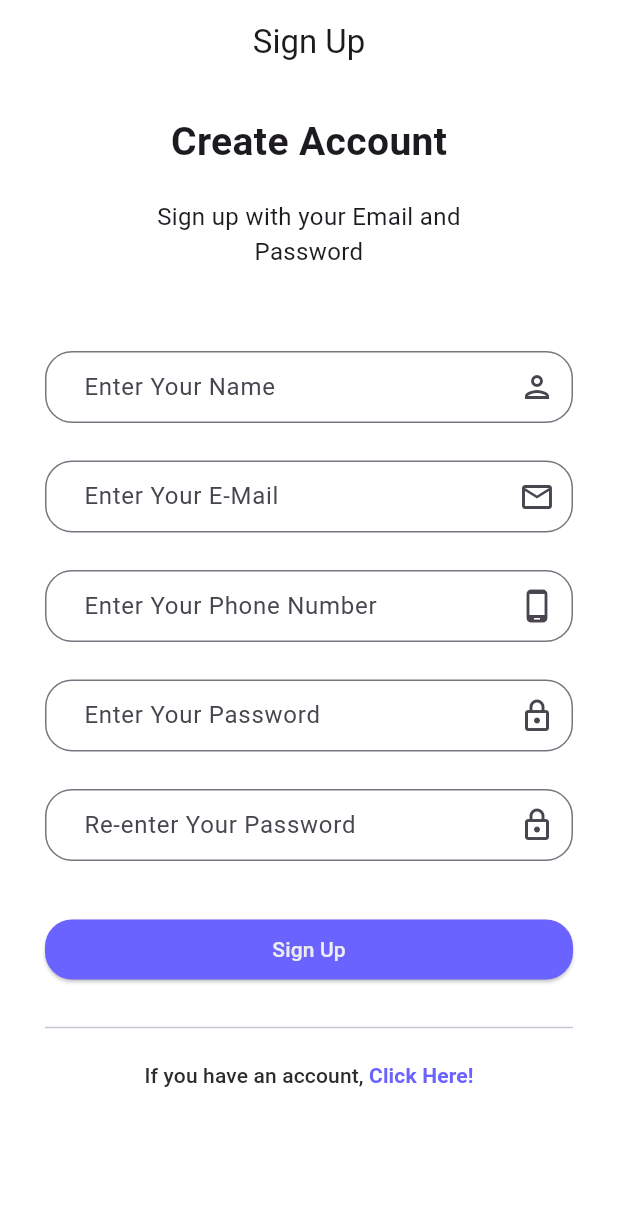
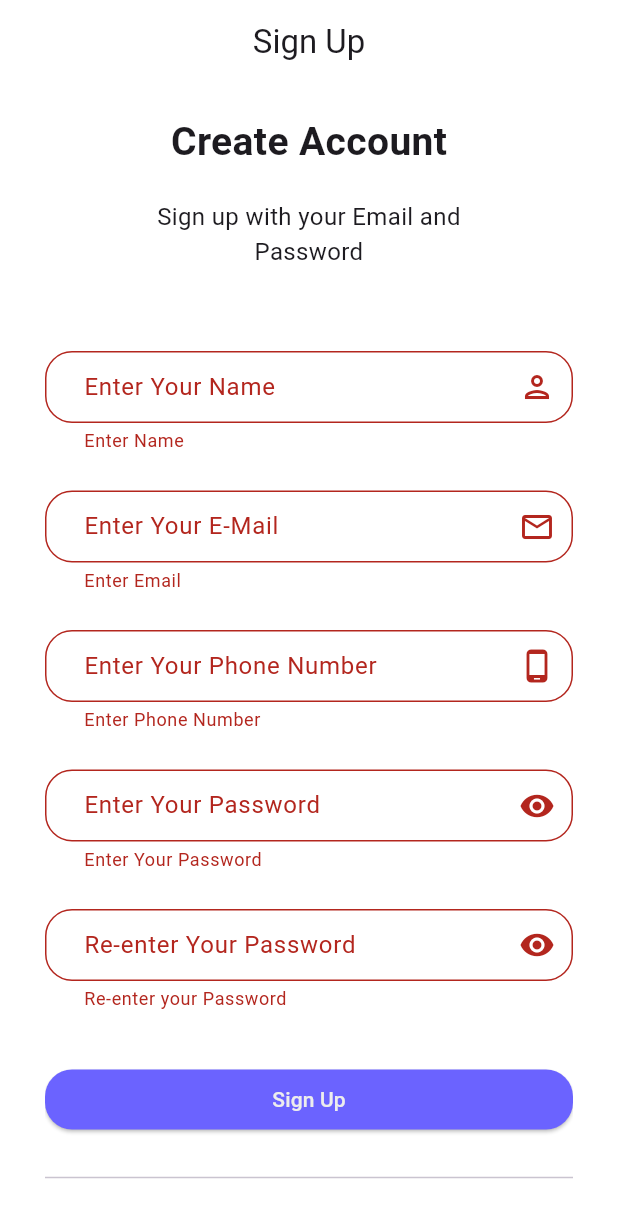
Before and after one commit to ahmedboga94/ecommerceapiapp, a Flutter app: the SignUpView screen opened by its route, after a tap on "Sign Up", on a phone screen of 412 x 824 dp. Shown: the top 1218 px of the screen. Run offline on Flutter 3.47's test engine with Material 3 defaults, Android fonts, the phone set to English and light mode, and no system bars; our stand-ins replace dartz, dio, flutter_otp_text_field, flutter_svg, get_it, go_router and 1 more; accounts and stored records are empty; generated files the repository leaves out were written again.

Commit message:
auth to be continue design

```diff
--- a/lib/core/constants/app_strings.dart
+++ b/lib/core/constants/app_strings.dart
@@ -7,4 +7,8 @@ class AppStrings {
   static const String setLanguage = "language";
   static const String setEnglish = "en";
   static const String setArabic = "ar";
+
+  static String mailValidate =
+      r"^[a-zA-Z0-9.a-zA-Z0-9.!#$%&'*+-/=?^_`{|}~]+@[a-zA-Z0-9]+\.[a-zA-Z]+";
+  static String passwordValidate = r"^(?=.*?[a-z])(?=.*?[0-9]).{8,}$";
 }
--- a/lib/core/lang/app_en.arb
+++ b/lib/core/lang/app_en.arb
@@ -1,4 +1,9 @@
 {
-  "notesId" : "Notes"
+  "chooseFavLangId" : "Choose Your Favourite Language",
+  "chooseFavThemeId":"Choose Your Favourite Theme",
+  "letsGoId":"Let's Go",
+  "englishId":"English",
+  "arabicId":"Arabic",
+  "systemId":"System"
 
 }
--- /dev/null
+++ b/lib/features/presentation/provider/auth/sign_up_provider.dart
@@ -0,0 +1,118 @@
+import 'package:flutter/material.dart';
+
+import '../../../../core/constants/app_strings.dart';
+
+class SignUpProvider extends ChangeNotifier {
+  final GlobalKey<FormState> _formKey = GlobalKey();
+  final RegExp _regexMail = RegExp(AppStrings.mailValidate);
+  final RegExp _regexPassword = RegExp(AppStrings.passwordValidate);
+  bool _isloading = false;
+  String userName = "";
+  String email = "";
+  String phoneNumber = "";
+  String password = "";
+  String confirmPassword = "";
+  bool _isPassVisible = true;
+  bool _isConfirmPassVisible = true;
+
+  GlobalKey<FormState> get formKey => _formKey;
+  bool get isLoading => _isloading;
+  bool get isPassVisible => _isPassVisible;
+  bool get isConfirmPassVisible => _isConfirmPassVisible;
+
+  void setLoading(bool val) {
+    _isloading = val;
+    notifyListeners();
+  }
+
+  signUpWithEmailandPassword() async {
+    if (_formKey.currentState!.validate()) {
+      setLoading(true);
+      await Future.delayed(const Duration(seconds: 3));
+      print("Done");
+
+      setLoading(false);
+      // notifyListeners();
+    }
+  }
+
+  String? nameValidator(
+    String value, {
+    required String hintUserName,
+    required String nameLength6Hint,
+  }) {
+    if (value.isEmpty) {
+      return hintUserName;
+    }
+    if (value.length < 6) {
+      return nameLength6Hint;
+    }
+    return null;
+  }
+
+  String? emailValidator(
+    String value, {
+    required String hintEmail,
+    required String hintVaildEmail,
+  }) {
+    if (value.isEmpty) {
+      return hintEmail;
+    }
+    if (!_regexMail.hasMatch(value)) {
+      return hintVaildEmail;
+    }
+    return null;
+  }
+
+  String? phoneNumberValidator(
+    String value, {
+    required String hintPhoneNumber,
+    required String nameLength10Hint,
+  }) {
+    if (value.isEmpty) {
+      return hintPhoneNumber;
+    }
+    if (value.length < 10) {
+      return nameLength10Hint;
+    }
+    return null;
+  }
+
+  String? passwordValidator(
+    String value, {
+    required String hintPass,
+    required String hintVaildPassword,
+  }) {
+    if (value.isEmpty) {
+      return hintPass;
+    }
+    if (!_regexPassword.hasMatch(value)) {
+      return hintVaildPassword;
+    }
+    return null;
+  }
+
+  String? passwordConfirmValidator(
+    String value, {
+    required String hintPass,
+    required String hintNotMatch,
+  }) {
+    if (value.isEmpty) {
+      return hintPass;
+    }
+    if (value != password) {
+      return hintNotMatch;
+    }
+    return null;
+  }
+
+  void visiblePassword() {
+    _isPassVisible = !_isPassVisible;
+    notifyListeners();
+  }
+
+  void visibleConfirmPassword() {
+    _isConfirmPassVisible = !_isConfirmPassVisible;
+    notifyListeners();
+  }
+}
--- a/lib/features/presentation/views/auth/signup/sign_up_view.dart
+++ b/lib/features/presentation/views/auth/signup/sign_up_view.dart
@@ -1,90 +1,21 @@
 import 'package:flutter/material.dart';
-import 'package:go_router/go_router.dart';
-
-import '../../../../../core/constants/app_colors.dart';
+import 'package:provider/provider.dart';
 import '../../../../../core/constants/app_text_styles.dart';
-import '../../../../../core/utils/app_routes.dart';
-import '../../../widgets/custom_text_form.dart';
-import '../widgets/auth_headline.dart';
+import '../../../provider/auth/sign_up_provider.dart';
+import 'widgets/sign_up_view_body.dart';
 
 class SignUpView extends StatelessWidget {
   const SignUpView({super.key});
 
   @override
   Widget build(BuildContext context) {
-    return Scaffold(
-      appBar: AppBar(
-        title: const Text("Sign Up", style: AppTextStyles.largeRegular),
-      ),
-      body: Padding(
-        padding: const EdgeInsets.symmetric(horizontal: 30, vertical: 20),
-        child: SingleChildScrollView(
-          child: Column(
-            children: [
-              const AuthHeadline(
-                  headline: "Create Account",
-                  subHeadline: "Sign up with your Email and Password"),
-              const SizedBox(height: 35),
-              CustomTextForm(
-                hint: "Enter Your Name",
-                icon: const Icon(Icons.person_outlined),
-                onChanged: (val) {
-                  print("$val============");
-                },
-              ),
-              const SizedBox(height: 25),
-              CustomTextForm(
-                hint: "Enter Your E-Mail",
-                icon: const Icon(Icons.email_outlined),
-                onChanged: (val) {
-                  print("$val============");
-                },
-              ),
-              const SizedBox(height: 25),
-              CustomTextForm(
-                hint: "Enter Your Phone Number",
-                icon: const Icon(Icons.phone_android_outlined),
-                keyboardType: TextInputType.phone,
-                onChanged: (val) {
-                  print("$val============");
-                },
-              ),
-              const SizedBox(height: 25),
-              CustomTextForm(
-                hint: "Enter Your Password",
-                icon: const Icon(Icons.lock_outlined),
-                secureText: true,
-                onChanged: (val) {},
-              ),
-              const SizedBox(height: 25),
-              CustomTextForm(
-                hint: "Re-enter Your Password",
-                icon: const Icon(Icons.lock_outlined),
-                secureText: true,
-                onChanged: (val) {},
-              ),
-              const SizedBox(height: 35),
-              SizedBox(
-                width: double.infinity,
-                child: ElevatedButton(
-                    onPressed: () {}, child: const Text("Sign Up")),
-              ),
-              const SizedBox(height: 20),
-              const Divider(),
-              TextButton(
-                  onPressed: () => context.go(AppRoutes.loginView),
-                  child: Row(
-                    mainAxisAlignment: MainAxisAlignment.center,
-                    children: [
-                      const Text("If you have an account, "),
-                      Text("Click Here!",
-                          style: AppTextStyles.bold
-                              .copyWith(color: AppColors.primeColor)),
-                    ],
-                  ))
-            ],
-          ),
+    return ChangeNotifierProvider(
+      create: (_) => SignUpProvider(),
+      child: Scaffold(
+        appBar: AppBar(
+          title: const Text("Sign Up", style: AppTextStyles.largeRegular),
         ),
+        body: const SignUpViewBody(),
       ),
     );
   }
--- /dev/null
+++ b/lib/features/presentation/views/auth/signup/widgets/click_here_login_textbtn.dart
@@ -0,0 +1,27 @@
+import 'package:ecommerceapiapp/core/utils/app_routes.dart';
+import 'package:flutter/material.dart';
+import 'package:go_router/go_router.dart';
+
+import '../../../../../../core/constants/app_colors.dart';
+import '../../../../../../core/constants/app_text_styles.dart';
+
+class ClickHereLoginTextButton extends StatelessWidget {
+  const ClickHereLoginTextButton({super.key});
+
+  @override
+  Widget build(BuildContext context) {
+    return TextButton(
+      onPressed: () => context.go(AppRoutes.loginView),
+      child: Row(
+        mainAxisAlignment: MainAxisAlignment.center,
+        children: [
+          const Text("If you have an account, "),
+          Text(
+            "Click Here!",
+            style: AppTextStyles.bold.copyWith(color: AppColors.primeColor),
+          ),
+        ],
+      ),
+    );
+  }
+}
--- /dev/null
+++ b/lib/features/presentation/views/auth/signup/widgets/sign_up_view_body.dart
@@ -0,0 +1,112 @@
+import 'package:flutter/material.dart';
+import 'package:provider/provider.dart';
+import '../../../../provider/auth/sign_up_provider.dart';
+import '../../../../widgets/custom_text_form.dart';
+import '../../widgets/auth_headline.dart';
+import '../../widgets/auth_loading_indicator.dart';
+import 'click_here_login_textbtn.dart';
+
+class SignUpViewBody extends StatelessWidget {
+  const SignUpViewBody({super.key});
+
+  @override
+  Widget build(BuildContext context) {
+    return Consumer<SignUpProvider>(
+      builder: (context, signUpProvider, child) {
+        return Padding(
+          padding: const EdgeInsets.symmetric(horizontal: 30, vertical: 20),
+          child: SingleChildScrollView(
+            child: Form(
+              key: signUpProvider.formKey,
+              autovalidateMode: AutovalidateMode.disabled,
+              child: Column(
+                children: [
+                  const AuthHeadline(
+                      headline: "Create Account",
+                      subHeadline: "Sign up with your Email and Password"),
+                  const SizedBox(height: 35),
+                  CustomTextForm(
+                    hint: "Enter Your Name",
+                    icon: const Icon(Icons.person_outlined),
+                    validator: (value) => signUpProvider.nameValidator(value!,
+                        hintUserName: "Enter Name",
+                        nameLength6Hint: "Name can't be less than 6 words"),
+                    onChanged: (val) => signUpProvider.userName = val,
+                  ),
+                  const SizedBox(height: 25),
+                  CustomTextForm(
+                    hint: "Enter Your E-Mail",
+                    icon: const Icon(Icons.email_outlined),
+                    keyboardType: TextInputType.emailAddress,
+                    validator: (value) => signUpProvider.emailValidator(value!,
+                        hintEmail: "Enter Email",
+                        hintVaildEmail: "Enter Vaild Mail"),
+                    onChanged: (val) => signUpProvider.email = val,
+                  ),
+                  const SizedBox(height: 25),
+                  CustomTextForm(
+                    hint: "Enter Your Phone Number",
+                    icon: const Icon(Icons.phone_android_outlined),
+                    keyboardType: TextInputType.phone,
+                    validator: (value) => signUpProvider.phoneNumberValidator(
+                        value!,
+                        hintPhoneNumber: "Enter Phone Number",
+                        nameLength10Hint:
+                            "Phone Number can't be less than 10 numbers"),
+                    onChanged: (val) => signUpProvider.phoneNumber = val,
+                  ),
+                  const SizedBox(height: 25),
+                  CustomTextForm(
+                    hint: "Enter Your Password",
+                    icon: IconButton(
+                        onPressed: () => signUpProvider.visiblePassword(),
+                        icon: Icon(signUpProvider.isPassVisible
+                            ? Icons.visibility
+                            : Icons.visibility_off)),
+                    secureText: signUpProvider.isPassVisible,
+                    validator: (value) => signUpProvider.passwordValidator(
+                        value!,
+                        hintPass: "Enter Your Password",
+                        hintVaildPassword:
+                            "Enter words and numbers at least 8"),
+                    onChanged: (val) => signUpProvider.password = val,
+                  ),
+                  const SizedBox(height: 25),
+                  CustomTextForm(
+                    hint: "Re-enter Your Password",
+                    icon: IconButton(
+                        onPressed: () =>
+                            signUpProvider.visibleConfirmPassword(),
+                        icon: Icon(signUpProvider.isConfirmPassVisible
+                            ? Icons.visibility
+                            : Icons.visibility_off)),
+                    secureText: signUpProvider.isConfirmPassVisible,
+                    validator: (value) =>
+                        signUpProvider.passwordConfirmValidator(value!,
+                            hintPass: "Re-enter your Password",
+                            hintNotMatch: "Passwords don't match"),
+                    onChanged: (val) => signUpProvider.confirmPassword = val,
+                  ),
+                  const SizedBox(height: 35),
+                  SizedBox(
+                    width: double.infinity,
+                    child: ElevatedButton(
+                        onPressed: () {
+                          signUpProvider.signUpWithEmailandPassword();
+                        },
+                        child: signUpProvider.isLoading
+                            ? const AuthLoadingIndicator()
+                            : const Text("Sign Up")),
+                  ),
+                  const SizedBox(height: 20),
+                  const Divider(),
+                  const ClickHereLoginTextButton()
+                ],
+              ),
+            ),
+          ),
+        );
+      },
+    );
+  }
+}
--- a/lib/features/presentation/views/onboarding/on_bording_view.dart
+++ b/lib/features/presentation/views/onboarding/on_bording_view.dart
@@ -11,9 +11,7 @@ class OnBordingView extends StatelessWidget {
   Widget build(BuildContext context) {
     return ChangeNotifierProvider(
       create: (_) => OnBoardingProvider(),
-      builder: (context, child) {
-        return const OnBoardingBody();
-      },
+      child: const OnBoardingBody(),
     );
   }
 }
--- a/lib/features/presentation/widgets/custom_text_form.dart
+++ b/lib/features/presentation/widgets/custom_text_form.dart
@@ -28,6 +28,7 @@ class CustomTextForm extends StatelessWidget {
       controller: controller,
       onChanged: onChanged,
       obscureText: secureText,
+      autovalidateMode: AutovalidateMode.onUserInteraction,
       validator: validator,
       keyboardType: keyboardType,
       decoration: InputDecoration(
```
Also changed, not shown: lib/core/lang/app_ar.arb (+6 -1 lines), lib/core/utils/app_translate_keys.dart (+7 -2 lines), lib/features/presentation/provider/auth/login_provider.dart (+56 -1 lines), lib/features/presentation/views/auth/login/login_view.dart (+12 -63 lines), lib/features/presentation/views/auth/login/widgets/click_here_signup_textbtn.dart (added, +27 -0 lines), lib/features/presentation/views/auth/login/widgets/login_view_body.dart (added, +86 -0 lines), lib/features/presentation/views/auth/widgets/auth_loading_indicator.dart (added, +16 -0 lines), lib/features/presentation/views/quick_settings/quick_settings_view.dart (+4 -5 lines), lib/features/presentation/views/quick_settings/widgets/language_toggle_buttons.dart (+8 -4 lines).
